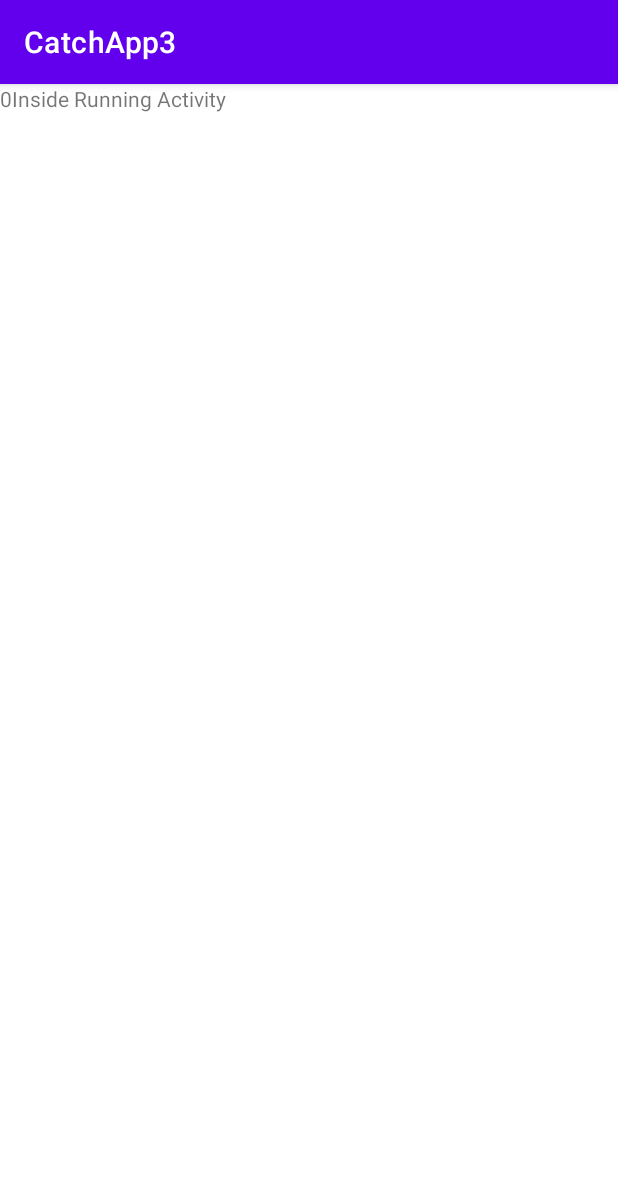
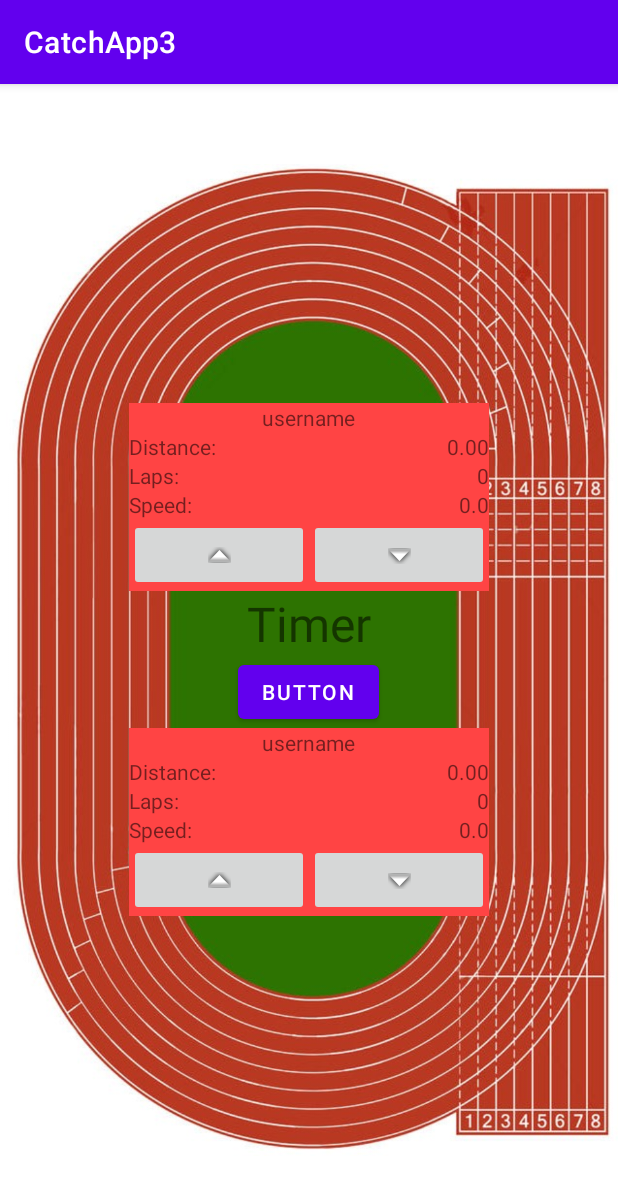
Before and after one commit to gabedira/CatchApp3, an Android app: the RunningActivity screen opened directly, with no data from a screen before it, on a phone screen of 412 x 824 dp. Shown: the top 1189 px of the screen. Run offline under Robolectric (Android 15) with nearby library versions, the phone set to English and light mode, and no system bars; our stand-ins replace Room's generated code.

Commit message:
started working on front end

```diff
--- a/app/src/main/java/com/example/catchapp3/RunningActivity.java
+++ b/app/src/main/java/com/example/catchapp3/RunningActivity.java
@@ -40,19 +40,19 @@ public class RunningActivity extends AppCompatActivity {
             //The key argument here must match that used in the other activity
         }
 
-        TextView textView = (TextView) findViewById(R.id.textView2);
-        textView.setText(Integer.toString(id)); //set text for text view
-        TextView textView2 = (TextView) findViewById(R.id.textView3);
+//        TextView textView = (TextView) findViewById(R.id.);
+//        textView.setText(Integer.toString(id)); //set text for text view
+//        TextView textView2 = (TextView) findViewById(R.id.textView3);
 
         mCatchAppViewModel.getAllRunVals(id).observe(this, rvList -> {
             // Update the cached copy of the words in the adapter.
             playGame(rvList);
 
             if(rvList != null) {
-                textView2.setText(Double.toString(rvList.get(0).updateSpeed)); //set text for text view
+//                textView2.setText(Double.toString(rvList.get(0).updateSpeed)); //set text for text view
             }
-            else
-                textView2.setText("List is null");
+            //else
+//                textView2.setText("List is null");
         });
     }
 
--- a/app/src/main/res/layout/activity_running.xml
+++ b/app/src/main/res/layout/activity_running.xml
@@ -1,30 +1,55 @@
 <?xml version="1.0" encoding="utf-8"?>
-<androidx.constraintlayout.widget.ConstraintLayout xmlns:android="http://schemas.android.com/apk/res/android"
+<RelativeLayout xmlns:android="http://schemas.android.com/apk/res/android"
     xmlns:app="http://schemas.android.com/apk/res-auto"
     xmlns:tools="http://schemas.android.com/tools"
     android:layout_width="match_parent"
     android:layout_height="match_parent"
     tools:context=".RunningActivity">
-    <LinearLayout
+
+
+    <ImageView
+        android:id="@+id/imageView"
         android:layout_width="match_parent"
         android:layout_height="wrap_content"
-        app:layout_constraintTop_toTopOf="parent">
+        android:layout_centerInParent="true"
+        app:srcCompat="@drawable/running_track" />
 
-    <TextView
-        android:id="@+id/textView2"
+    <LinearLayout
         android:layout_width="wrap_content"
         android:layout_height="wrap_content"
-        android:text="Inside Running Activity"
-        tools:layout_editor_absoluteX="176dp"
-        tools:layout_editor_absoluteY="382dp" />
+        android:orientation="vertical"
+        android:layout_centerInParent="true">
+
+        <include
+            android:id="@+id/userDisp"
+            layout="@layout/running_mini_display"
+            android:layout_width="1.5in"
+            android:layout_height="wrap_content"
+            android:layout_weight="1" />
 
         <TextView
-            android:id="@+id/textView3"
+            android:id="@+id/timer"
             android:layout_width="wrap_content"
             android:layout_height="wrap_content"
-            android:text="Inside Running Activity"
-            tools:layout_editor_absoluteX="176dp"
-            tools:layout_editor_absoluteY="382dp" />
+            android:text="Timer"
+            android:textSize="32dp"
+            android:layout_gravity="center_horizontal"/>
+
+        <Button
+            android:id="@+id/button"
+            android:layout_width="wrap_content"
+            android:layout_height="wrap_content"
+            android:text="Button"
+            android:layout_gravity="center_horizontal"/>
+
+        <include
+            android:id="@+id/ghostDisp"
+            layout="@layout/running_mini_display"
+            android:layout_width="1.5in"
+            android:layout_height="wrap_content"
+            android:layout_weight="1" />
 
     </LinearLayout>
-</androidx.constraintlayout.widget.ConstraintLayout>
+
+
+</RelativeLayout>
--- /dev/null
+++ b/app/src/main/res/layout/running_mini_display.xml
@@ -0,0 +1,118 @@
+<?xml version="1.0" encoding="utf-8"?>
+<LinearLayout xmlns:android="http://schemas.android.com/apk/res/android"
+    android:layout_width="1.5in"
+    android:layout_height="wrap_content"
+    xmlns:app="http://schemas.android.com/apk/res-auto"
+    android:orientation="vertical"
+    android:background="@android:color/holo_red_light">
+
+    <TextView
+        android:id="@+id/UserLabel"
+        android:layout_width="wrap_content"
+        android:layout_height="wrap_content"
+        android:text="username"
+        android:layout_gravity="center_horizontal"
+        android:layout_weight="1"
+        />
+
+    <LinearLayout
+        android:layout_width="match_parent"
+        android:layout_height="match_parent"
+        android:orientation="horizontal">
+
+        <TextView
+            android:id="@+id/distanceLabel"
+            android:layout_width="wrap_content"
+            android:layout_height="wrap_content"
+            android:text="Distance:"
+            android:gravity="start"
+            android:layout_weight="1"
+            />
+
+        <TextView
+            android:id="@+id/distanceValue"
+            android:layout_width="wrap_content"
+            android:layout_height="wrap_content"
+            android:layout_gravity="end"
+            android:gravity="end"
+            android:text="0.00"
+            app:layout_constraintRight_toRightOf="parent"
+            android:layout_weight="1"/>
+
+    </LinearLayout>
+
+    <LinearLayout
+        android:layout_width="match_parent"
+        android:layout_height="match_parent"
+        android:orientation="horizontal">
+
+        <TextView
+            android:id="@+id/LapsLabel"
+            android:layout_width="wrap_content"
+            android:layout_height="wrap_content"
+            android:text="Laps:"
+            android:gravity="start"
+            android:layout_weight="1"/>
+
+        <TextView
+            android:id="@+id/LapsValue"
+            android:layout_width="wrap_content"
+            android:layout_height="wrap_content"
+            android:layout_gravity="end"
+            android:gravity="end"
+            android:text="0"
+            app:layout_constraintRight_toRightOf="parent"
+            android:layout_weight="1"/>
+
+
+
+    </LinearLayout>
+
+    <LinearLayout
+        android:layout_width="match_parent"
+        android:layout_height="match_parent"
+        android:orientation="horizontal">
+
+        <TextView
+            android:id="@+id/SpeedLabel"
+            android:layout_width="wrap_content"
+            android:layout_height="wrap_content"
+            android:text="Speed:"
+            android:gravity="start"
+            android:layout_weight="1"/>
+
+        <TextView
+            android:id="@+id/SpeedValue"
+            android:layout_width="wrap_content"
+            android:layout_height="wrap_content"
+            android:layout_gravity="end"
+            android:gravity="end"
+            android:text="0.0"
+            app:layout_constraintRight_toRightOf="parent"
+            android:layout_weight="1"/>
+    </LinearLayout>
+
+    <LinearLayout
+        android:layout_width="match_parent"
+        android:layout_height="match_parent"
+        android:orientation="horizontal"
+        android:minHeight="48dp">
+
+        <ImageButton
+            android:id="@+id/imageButtonUp"
+            android:layout_width="wrap_content"
+            android:layout_height="match_parent"
+            android:layout_weight="1"
+            app:srcCompat="@android:drawable/arrow_up_float" />
+
+        <ImageButton
+            android:id="@+id/imageButtonDown"
+            android:layout_width="wrap_content"
+            android:layout_height="match_parent"
+            android:layout_weight="1"
+            app:srcCompat="@android:drawable/arrow_down_float" />
+
+
+    </LinearLayout>
+
+</LinearLayout>
```
Also changed, not shown: app/src/main/res/drawable/running_track.jpg (added), 1 other file.
